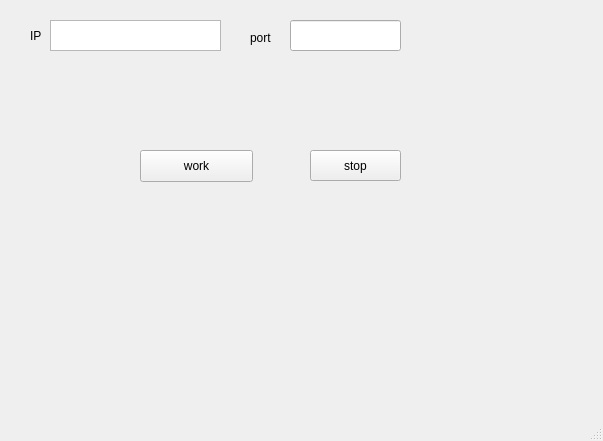
Qt form firstUI.ui (Edwin-zzp/pythonpjUI) before a commit.
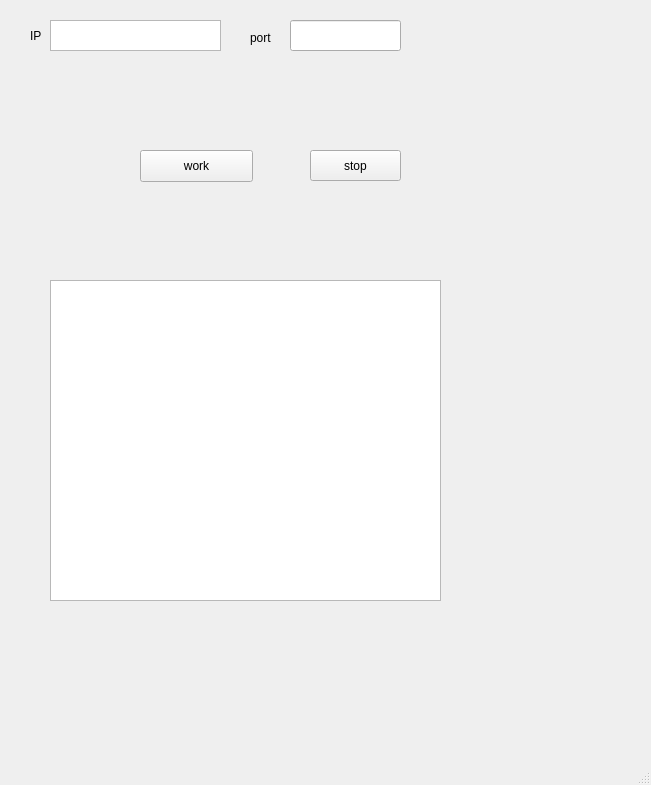
The same form after that commit.

Patch:
```diff
--- a/firstUI.ui
+++ b/firstUI.ui
@@ -6,8 +6,8 @@
    <rect>
     <x>0</x>
     <y>0</y>
-    <width>603</width>
-    <height>441</height>
+    <width>651</width>
+    <height>785</height>
    </rect>
   </property>
   <property name="windowTitle">
@@ -86,6 +86,16 @@
      <string>stop</string>
     </property>
    </widget>
+   <widget class="QListWidget" name="listWidget">
+    <property name="geometry">
+     <rect>
+      <x>50</x>
+      <y>280</y>
+      <width>391</width>
+      <height>321</height>
+     </rect>
+    </property>
+   </widget>
   </widget>
   <widget class="QMenuBar" name="menubar">
    <property name="geometry">
```
Left out of the diff: 19 changed lines with no effect on the pictures.
